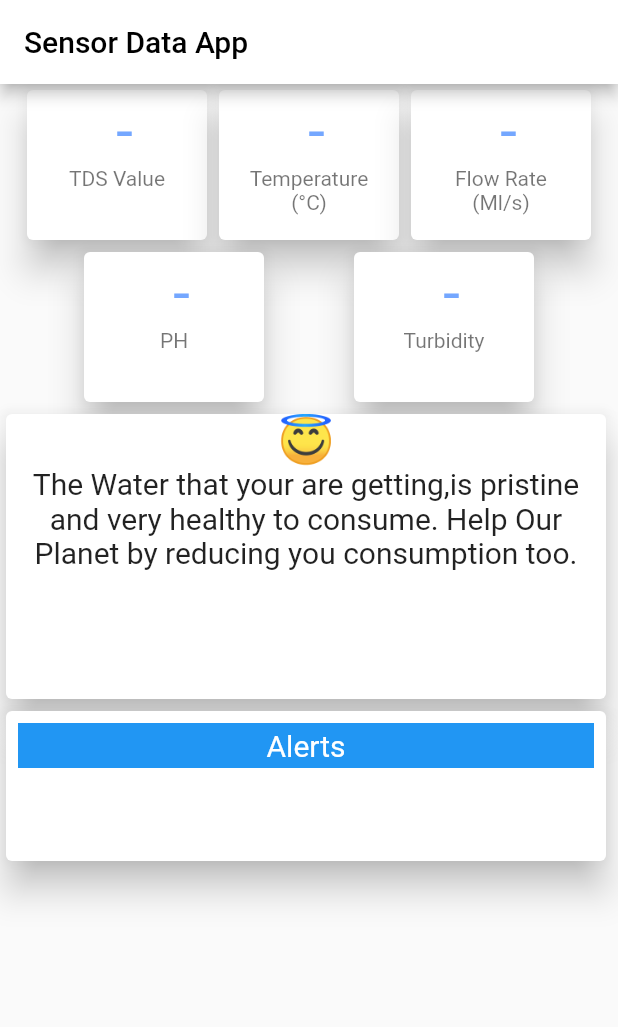
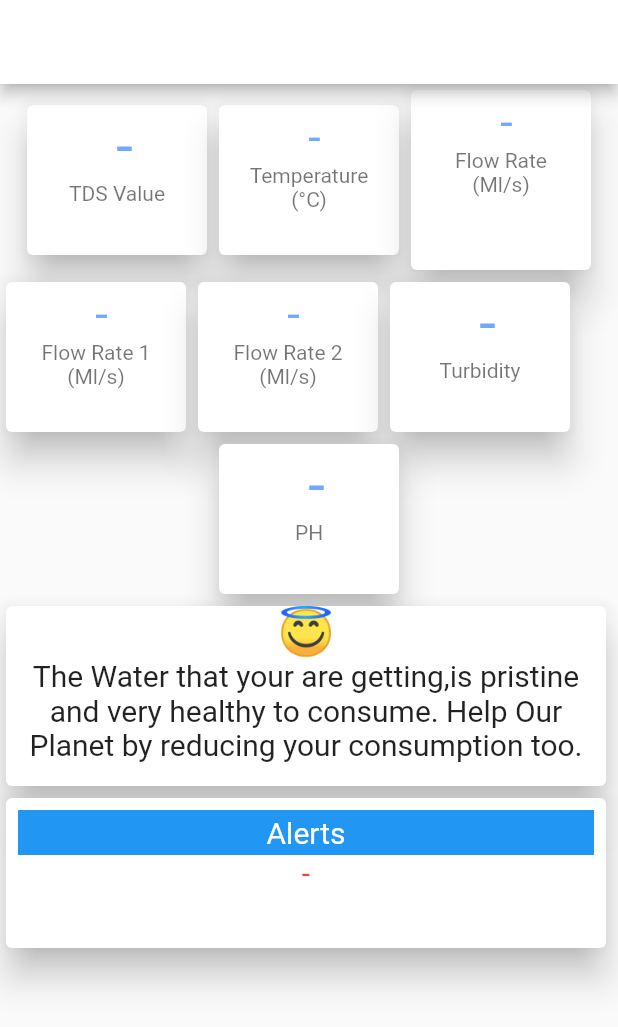
Before and after one commit to Anand1020-pix/IOT, a Flutter app: the screen it shows after launch, on a phone screen of 412 x 824 dp. Shown: the top 1027 px of the screen. Run offline on Flutter 3.47's test engine with Material 2 defaults, Android fonts, the phone set to English and light mode, and no system bars; network calls fail.

Commit message:
initial commit

```diff
--- a/lib/main.dart
+++ b/lib/main.dart
@@ -57,10 +57,6 @@ class _HomeScreenState extends State<HomeScreen> {
     return MaterialApp(
       home: Scaffold(
           appBar: AppBar(
-            title: const Text(
-              "Sensor Data App",
-              style: TextStyle(color: Colors.black),
-            ),
             backgroundColor: Colors.white,
           ),
           body: Column(
@@ -97,7 +93,7 @@ class _HomeScreenState extends State<HomeScreen> {
                         title: Text(
                           ' ${sensorData['temperature'] ?? '-'}',
                           style: const TextStyle(
-                              fontSize: 40,
+                              fontSize: 30,
                               color: Color.fromARGB(255, 116, 167, 255)),
                           textAlign: TextAlign.center,
                         ),
@@ -112,17 +108,82 @@ class _HomeScreenState extends State<HomeScreen> {
                     elevation: 10,
                     child: SizedBox(
                       width: 120,
+                      height: 120,
+                      child: ListTile(
+                        title: Text(
+                          ' ${sensorData['flow0'] ?? '-'}',
+                          style: const TextStyle(
+                              fontSize: 30,
+                              color: Color.fromARGB(255, 116, 167, 255)),
+                          textAlign: TextAlign.center,
+                        ),
+                        subtitle: const Text(
+                          "Flow Rate (Ml/s)",
+                          textAlign: TextAlign.center,
+                        ),
+                      ),
+                    ),
+                  ),
+                  const Spacer(),
+                ],
+              ),
+              Row(
+                children: [
+                  Card(
+                    elevation: 10,
+                    child: SizedBox(
+                      width: 120,
                       height: 100,
                       child: ListTile(
                         title: Text(
-                          ' ${sensorData['flow'] ?? '-'}',
+                          ' ${sensorData['flow1'] ?? '-'}',
+                          style: const TextStyle(
+                              fontSize: 30,
+                              color: Color.fromARGB(255, 116, 167, 255)),
+                          textAlign: TextAlign.center,
+                        ),
+                        subtitle: const Text(
+                          "Flow Rate 1 (Ml/s)",
+                          textAlign: TextAlign.center,
+                        ),
+                      ),
+                    ),
+                  ),
+                  Card(
+                    elevation: 10,
+                    child: SizedBox(
+                      width: 120,
+                      height: 100,
+                      child: ListTile(
+                        title: Text(
+                          ' ${sensorData['flow2'] ?? '-'}',
+                          style: const TextStyle(
+                              fontSize: 30,
+                              color: Color.fromARGB(255, 116, 167, 255)),
+                          textAlign: TextAlign.center,
+                        ),
+                        subtitle: const Text(
+                          "Flow Rate 2 (Ml/s)",
+                          textAlign: TextAlign.center,
+                        ),
+                      ),
+                    ),
+                  ),
+                  Card(
+                    elevation: 10,
+                    child: SizedBox(
+                      width: 120,
+                      height: 100,
+                      child: ListTile(
+                        title: Text(
+                          ' ${sensorData['Tur'] ?? '-'}',
                           style: const TextStyle(
                               fontSize: 40,
                               color: Color.fromARGB(255, 116, 167, 255)),
                           textAlign: TextAlign.center,
                         ),
                         subtitle: const Text(
-                          "Flow Rate (Ml/s)",
+                          "Turbidity",
                           textAlign: TextAlign.center,
                         ),
                       ),
@@ -155,27 +216,6 @@ class _HomeScreenState extends State<HomeScreen> {
                     ),
                   ),
                   const Spacer(),
-                  Card(
-                    elevation: 10,
-                    child: SizedBox(
-                      width: 120,
-                      height: 100,
-                      child: ListTile(
-                        title: Text(
-                          ' ${sensorData['Tur'] ?? '-'}',
-                          style: const TextStyle(
-                              fontSize: 40,
-                              color: Color.fromARGB(255, 116, 167, 255)),
-                          textAlign: TextAlign.center,
-                        ),
-                        subtitle: const Text(
-                          "Turbidity",
-                          textAlign: TextAlign.center,
-                        ),
-                      ),
-                    ),
-                  ),
-                  const Spacer(),
                 ],
               ),
               Row(
@@ -184,7 +224,7 @@ class _HomeScreenState extends State<HomeScreen> {
                     elevation: 10,
                     child: SizedBox(
                       width: 400,
-                      height: 190,
+                      height: 120,
                       child: ListView(
                         children: const <Widget>[
                           Center(
@@ -195,7 +235,7 @@ class _HomeScreenState extends State<HomeScreen> {
                           ),
                           Center(
                             child: Text(
-                              "The Water that your are getting,is pristine and very healthy to consume. Help Our Planet by reducing you consumption too.",
+                              "The Water that your are getting,is pristine and very healthy to consume. Help Our Planet by reducing your consumption too.",
                               style: TextStyle(fontSize: 20),
                               textAlign: TextAlign.center,
                             ),
@@ -220,18 +260,28 @@ class _HomeScreenState extends State<HomeScreen> {
                             height: 30,
                             color: Colors.blue,
                             child: const Center(
-                                child: Text(
-                              'Alerts',
-                              style:
-                                  TextStyle(fontSize: 20, color: Colors.white),
-                            )),
+                              child: Text(
+                                'Alerts',
+                                style: TextStyle(
+                                    fontSize: 20, color: Colors.white),
+                              ),
+                            ),
+                          ),
+                          SizedBox(
+                            height: 30,
+                            child: Text(
+                              "${sensorData['al'] ?? '-'}",
+                              style: const TextStyle(
+                                  fontSize: 20, color: Colors.red),
+                              textAlign: TextAlign.center,
+                            ),
                           ),
                         ],
                       ),
                     ),
                   ),
                 ],
-              )
+              ),
             ],
           )),
     );
```
